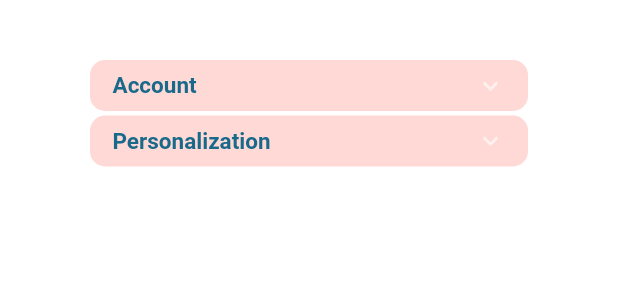
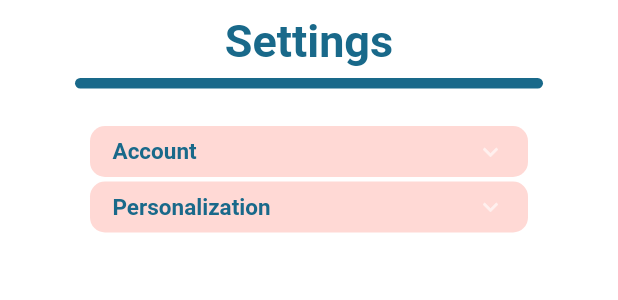
Before and after one commit to B1sth3be5t-1/BadgR_Flutter, a Flutter app: the ScoutSettings widget shown alone on an empty page, opened directly, on a phone screen of 412 x 824 dp. Shown: the top 300 px of the screen. Run offline on Flutter 3.47's test engine with Material 2 defaults, Android fonts, the phone set to English and light mode, and no system bars; drawn by our look-alikes of accordion; our stand-ins replace cloud_firestore, firebase_auth, firebase_core, modal_progress_hud_nsn; missing offline and left inert: transitioned_indexed_stack; accounts and stored records are empty.

```diff
--- /dev/null
+++ b/lib/classes/widgets/custom_header.dart
@@ -0,0 +1,25 @@
+import 'package:flutter/material.dart';
+
+Widget CustomHeader(String s, Color c) {
+  return Column(
+    children: [
+      Text(
+        s,
+        style: TextStyle(fontSize: 30, color: c, fontWeight: FontWeight.bold),
+      ),
+      SizedBox(
+        child: Padding(
+          padding: EdgeInsets.only(top: 7, bottom: 5),
+          child: DecoratedBox(
+            decoration: BoxDecoration(
+              color: c,
+              borderRadius: BorderRadius.circular(5),
+            ),
+          ),
+        ),
+        height: 19,
+        width: 1000,
+      ),
+    ],
+  );
+}
--- a/lib/classes/widgets/settings.dart
+++ b/lib/classes/widgets/settings.dart
@@ -2,6 +2,7 @@ import 'package:accordion/controllers.dart';
 import 'package:badgr/classes/constants.dart';
 import 'package:flutter/material.dart';
 import 'package:accordion/accordion.dart';
+import 'package:badgr/classes/widgets/custom_header.dart';
 
 class SettingsWidget extends StatefulWidget {
   const SettingsWidget(
@@ -49,8 +50,11 @@ class _SettingsWidgetState extends State<SettingsWidget> {
       backgroundColor: Colors.white,
       body: SizedBox.expand(
         child: Padding(
-          padding: EdgeInsets.symmetric(vertical: 20, horizontal: 50),
-          child: Accordion(
+          padding: EdgeInsets.symmetric(vertical: 10, horizontal: 50),
+          child: Column(
+            children: [
+              CustomHeader('Settings', kColorDarkBlue),
+              Accordion(
                 maxOpenSections: 1,
                 headerBackgroundColorOpened: kColorLightBlue,
                 headerBackgroundColor: kColorLightPink,
@@ -62,6 +66,8 @@ class _SettingsWidgetState extends State<SettingsWidget> {
                 sectionOpeningHapticFeedback: SectionHapticFeedback.heavy,
                 sectionClosingHapticFeedback: SectionHapticFeedback.light,
                 children: list,
+              ),
+            ],
           ),
         ),
       ),
--- a/lib/screens/scout_screens/scout_settings.dart
+++ b/lib/screens/scout_screens/scout_settings.dart
@@ -140,7 +140,7 @@ class _ScoutSettingsState extends State<ScoutSettings> {
               direction: Axis.horizontal,
               children: [
                 Expanded(
-                  flex: 3,
+                  flex: 4,
                   child: Material(
                     color: kColorDarkBlue,
                     borderRadius: const BorderRadius.all(Radius.circular(30.0)),
@@ -154,6 +154,11 @@ class _ScoutSettingsState extends State<ScoutSettings> {
                         style: TextStyle(color: Colors.white),
                       ),
                     ),
+                  ),
+                ),
+                Expanded(
+                  child: SizedBox(
+                    width: 5,
                   ),
                 ),
                 Expanded(
@@ -177,7 +182,7 @@ class _ScoutSettingsState extends State<ScoutSettings> {
                 ),
               ],
             ),
-          )
+          ),
         ],
       ),
     );
```
Also changed, not shown: lib/classes/firebase_runner.dart (+13 -0 lines), lib/screens/scout_screens/scout_main.dart (+2 -9 lines), lib/screens/scout_screens/scout_search.dart (+78 -0 lines). Lines whose indentation alone changed are shown as unchanged.
